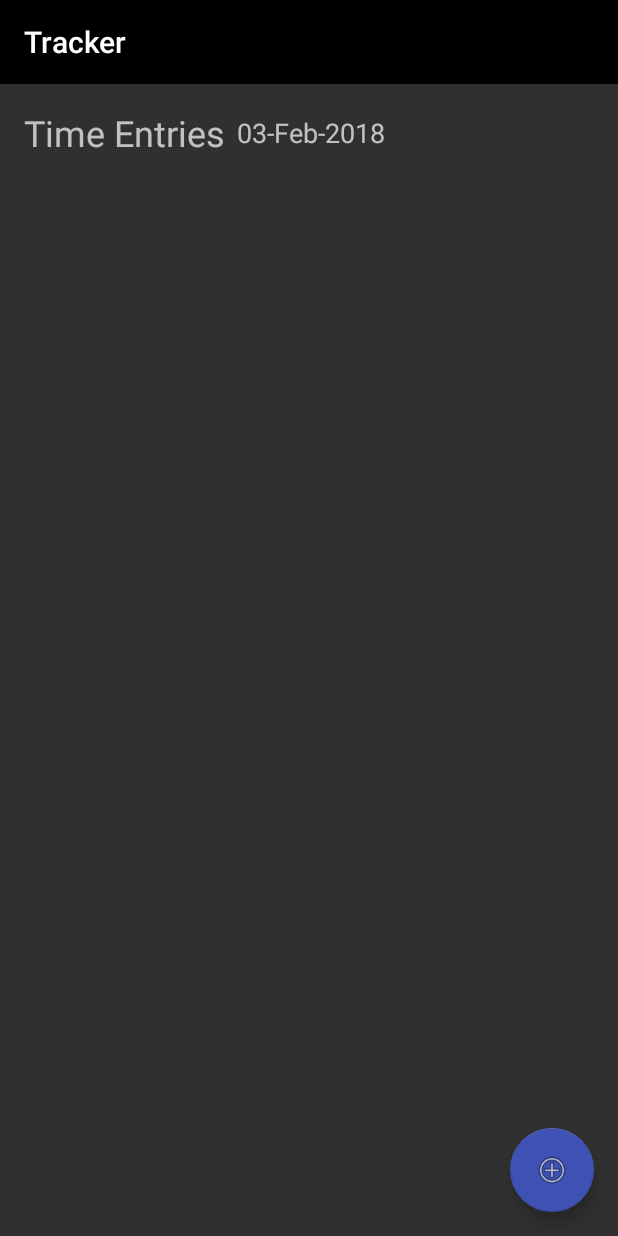
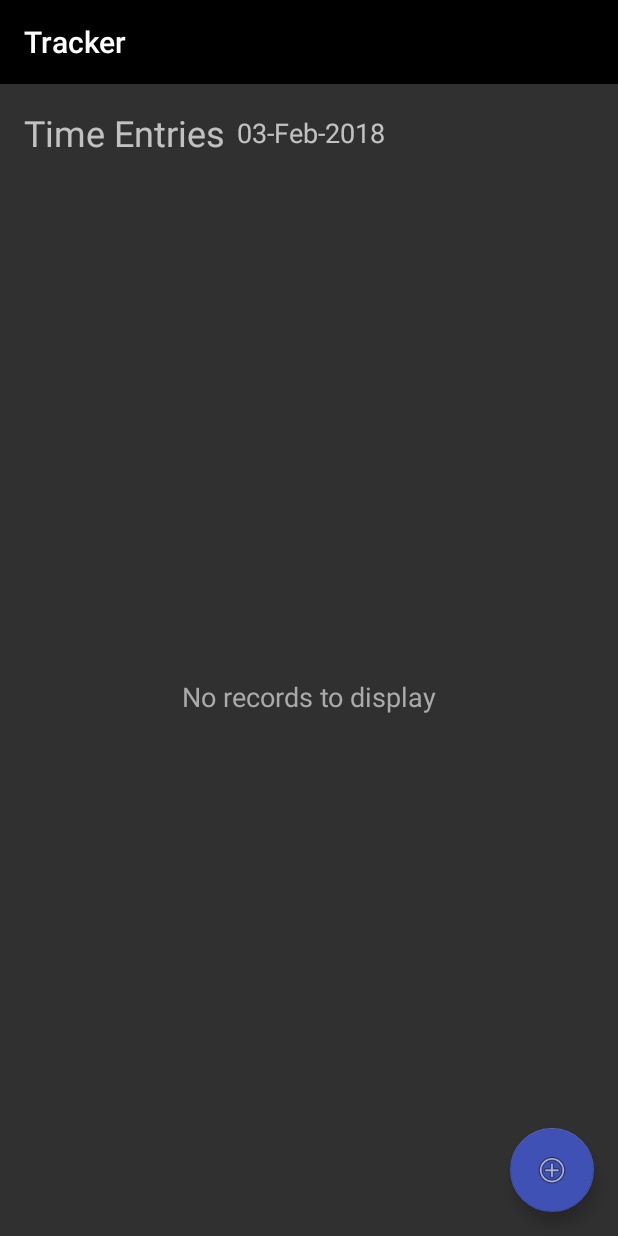
Before and after one commit to LexuBBAA/Tracker, an Android app: the screen it shows after launch (MainActivity), on a phone screen of 412 x 824 dp. Run offline under Robolectric (Android 15) with nearby library versions, the phone set to English and light mode, and no system bars.

Commit message:
Added TrackActivity, navigation from/to TrackActivity, some fixes.

```diff
--- a/app/build.gradle
+++ b/app/build.gradle
@@ -7,7 +7,7 @@ android {
         minSdkVersion 15
         targetSdkVersion 26
         versionCode 1
-        versionName "1.0"
+        versionName "1.0.0"
         testInstrumentationRunner "android.support.test.runner.AndroidJUnitRunner"
     }
     buildTypes {
--- a/app/src/main/AndroidManifest.xml
+++ b/app/src/main/AndroidManifest.xml
@@ -16,6 +16,8 @@
                 <category android:name="android.intent.category.LAUNCHER"/>
             </intent-filter>
         </activity>
+        <activity android:name=".TrackActivity">
+        </activity>
     </application>
 
 </manifest>
--- a/app/src/main/java/com/lexu/tracker/MainActivity.java
+++ b/app/src/main/java/com/lexu/tracker/MainActivity.java
@@ -1,5 +1,6 @@
 package com.lexu.tracker;
 
+import android.content.Intent;
 import android.os.Bundle;
 import android.support.design.widget.FloatingActionButton;
 import android.support.v7.app.AppCompatActivity;
@@ -17,6 +18,12 @@ import java.util.Calendar;
 import java.util.Locale;
 
 public class MainActivity extends AppCompatActivity {
+
+    public static final int TRACKER_REQUEST_CODE_TRACK = 1001;
+    public static final int TRACKER_RESULT_CODE_TRACK = 1002;
+    public static final int TRACKER_RESULT_CODE_EDIT = 1003;
+
+    public static final String TRACKER_NEW_ENTRY_KEY = "TRACKER_NEW_ENTRY";
 
     @Override
     protected void onCreate(Bundle savedInstanceState) {
@@ -38,6 +45,8 @@ public class MainActivity extends AppCompatActivity {
                         .format(Calendar.getInstance().getTime())
         );
 
+        TextView noRecordsMessage = (TextView) findViewById(R.id.main_no_records_message);
+
         ListView timeEntryList = (ListView) findViewById(R.id.main_entry_list);
         timeEntryList.setAdapter(new TimeEntryListAdapter(this, R.layout.layout_time_entry, new ArrayList<TimeEntry>()));
 
@@ -45,8 +54,15 @@ public class MainActivity extends AppCompatActivity {
         fab.setOnClickListener(new View.OnClickListener() {
             @Override
             public void onClick(View v) {
-                //TODO: navigate to Create Time Entry Screen
+                Intent navigate = new Intent(MainActivity.this, TrackActivity.class);
+                startActivityForResult(navigate, TRACKER_REQUEST_CODE_TRACK);
             }
         });
     }
+
+    @Override
+    protected void onActivityResult(int requestCode, int resultCode, Intent data) {
+        //TODO: handle result
+        super.onActivityResult(requestCode, resultCode, data);
+    }
 }
--- a/app/src/main/java/com/lexu/tracker/Models/TimeEntry.java
+++ b/app/src/main/java/com/lexu/tracker/Models/TimeEntry.java
@@ -5,11 +5,12 @@ import android.support.annotation.Nullable;
 
 import com.lexu.tracker.Utils;
 
+import java.io.Serializable;
 import java.text.SimpleDateFormat;
 import java.util.Calendar;
 import java.util.Locale;
 
-public class TimeEntry {
+public class TimeEntry implements Serializable {
     private static final String DATE_FORMAT = "dd-MMM-yyyy";
 
     private String mID;
--- a/app/src/main/java/com/lexu/tracker/TimeEntryTask.java
+++ b/app/src/main/java/com/lexu/tracker/TimeEntryTask.java
@@ -1,10 +1,14 @@
 package com.lexu.tracker;
+
+import android.util.Log;
 
 import com.lexu.tracker.Models.TimeEntry;
 
 import java.util.ArrayList;
 import java.util.Calendar;
 import java.util.TimerTask;
+
+import static android.content.ContentValues.TAG;
 
 public class TimeEntryTask extends TimerTask {
 
@@ -30,6 +34,7 @@ public class TimeEntryTask extends TimerTask {
 
     @Override
     public void run() {
+        Log.d(TAG, "run: " + minutes + "m , " + seconds + 's');
         if(!this.isAlive) {
             this.isAlive = true;
         }
--- a/app/src/main/res/layout/activity_main.xml
+++ b/app/src/main/res/layout/activity_main.xml
@@ -2,6 +2,7 @@
 <android.support.constraint.ConstraintLayout
     xmlns:android="http://schemas.android.com/apk/res/android"
     xmlns:app="http://schemas.android.com/apk/res-auto"
+    xmlns:tools="http://schemas.android.com/tools"
     android:layout_width="match_parent"
     android:layout_height="match_parent">
 
@@ -41,6 +42,22 @@
         app:layout_constraintStart_toEndOf="@+id/main_title"
         app:layout_constraintTop_toTopOf="@+id/main_title"/>
 
+    <TextView
+        android:id="@+id/main_no_records_message"
+        android:layout_width="wrap_content"
+        android:layout_height="wrap_content"
+        android:layout_marginBottom="8dp"
+        android:layout_marginEnd="8dp"
+        android:layout_marginStart="8dp"
+        android:layout_marginTop="8dp"
+        android:text="@string/no_records_placeholder"
+        android:textColor="@android:color/darker_gray"
+        android:textSize="18sp"
+        app:layout_constraintBottom_toBottomOf="parent"
+        app:layout_constraintEnd_toEndOf="parent"
+        app:layout_constraintStart_toStartOf="parent"
+        app:layout_constraintTop_toBottomOf="@+id/main_title"/>
+
     <ListView
         android:id="@+id/main_entry_list"
         android:layout_width="0dp"
@@ -49,6 +66,7 @@
         android:layout_marginEnd="8dp"
         android:layout_marginStart="8dp"
         android:layout_marginTop="8dp"
+        android:visibility="gone"
         app:layout_constraintBottom_toBottomOf="parent"
         app:layout_constraintEnd_toEndOf="parent"
         app:layout_constraintStart_toStartOf="parent"
--- a/app/src/main/res/values/strings.xml
+++ b/app/src/main/res/values/strings.xml
@@ -12,4 +12,5 @@
     <string name="formatted_time_placeholder">%dh %dm</string>
     <string name="date_placeholder">Date placeholder</string>
     <string name="time_entries_title">Time Entries</string>
+    <string name="no_records_placeholder">No records to display</string>
 </resources>
```
Also changed, not shown: app/src/main/java/com/lexu/tracker/TrackActivity.java (+124 -3 lines).
